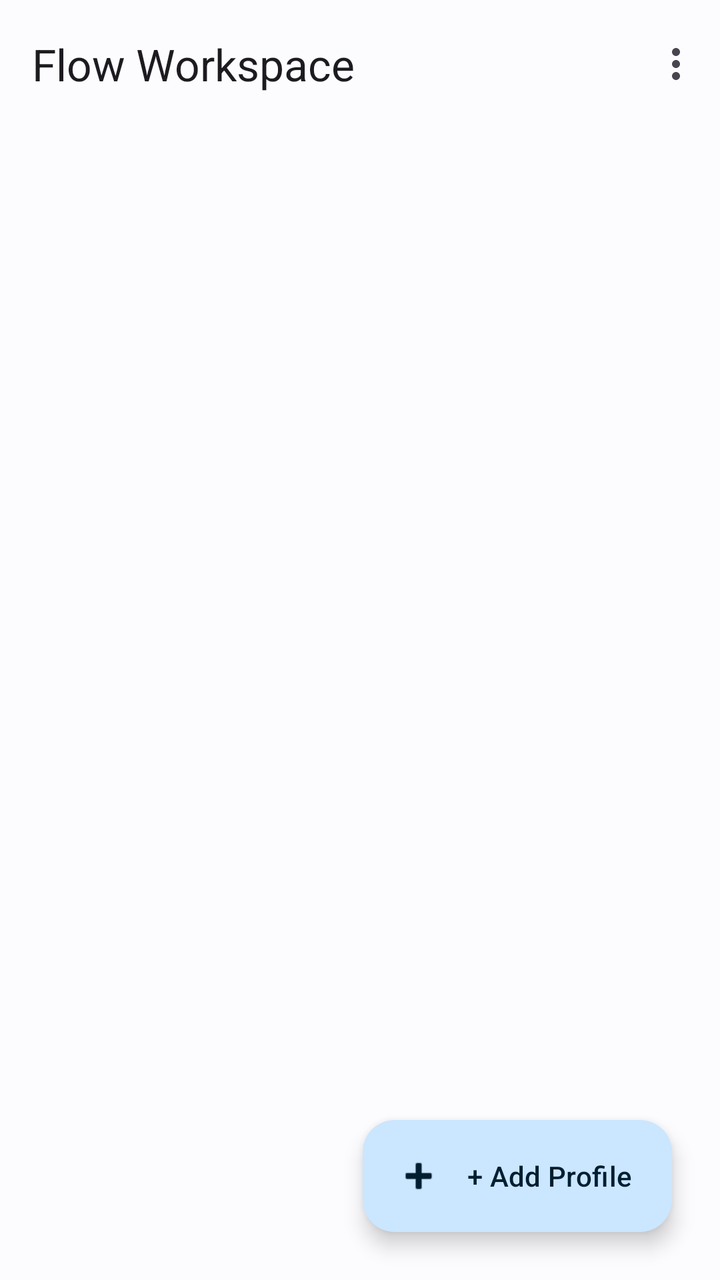
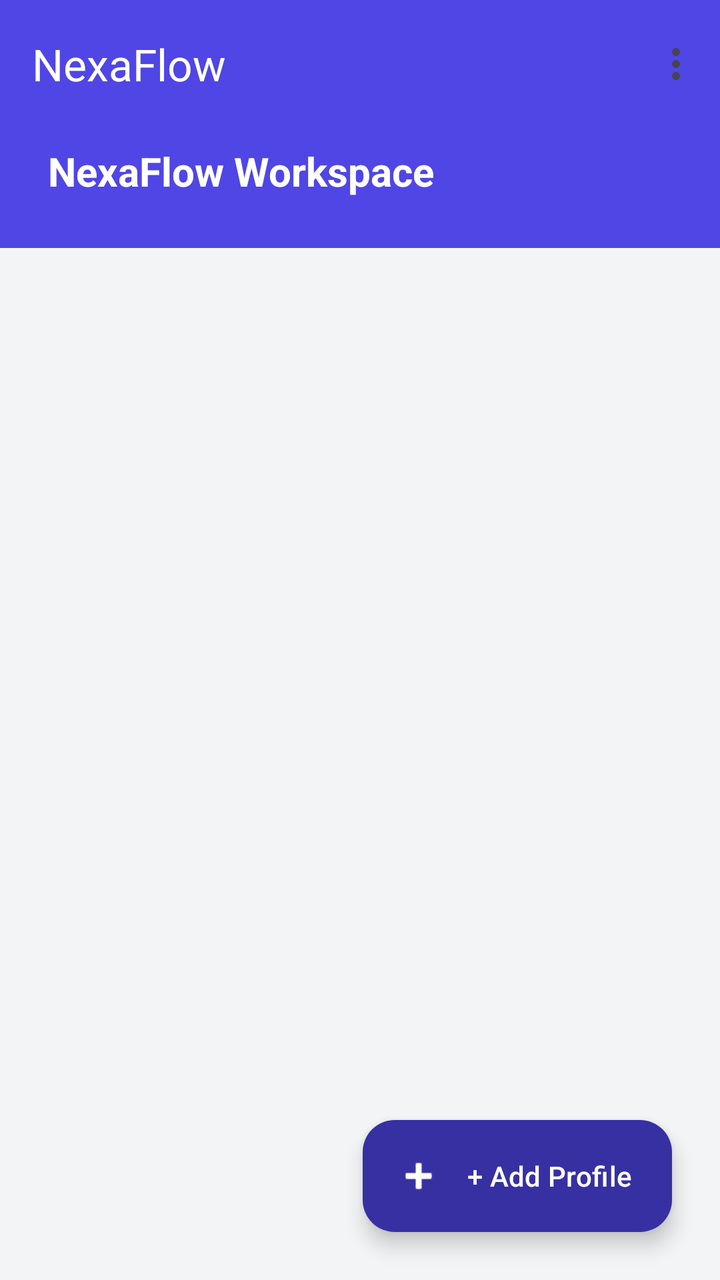

Compare the two renders of this Android layout. The source of the first and the diff that turns it into the second are given below.
<!-- AndroidManifest.xml: application theme Theme.WebWorkspace -->
<!-- res/layout/activity_main.xml -->
<?xml version="1.0" encoding="utf-8"?>
<androidx.constraintlayout.widget.ConstraintLayout xmlns:android="http://schemas.android.com/apk/res/android"
    xmlns:app="http://schemas.android.com/apk/res-auto"
    xmlns:tools="http://schemas.android.com/tools"
    android:layout_width="match_parent"
    android:layout_height="match_parent"
    tools:context=".ui.MainActivity">

    <com.google.android.material.appbar.AppBarLayout
        android:id="@+id/appBarLayout"
        android:layout_width="match_parent"
        android:layout_height="wrap_content"
        app:layout_constraintTop_toTopOf="parent">

        <com.google.android.material.appbar.MaterialToolbar
            android:id="@+id/toolbar"
            android:layout_width="match_parent"
            android:layout_height="?attr/actionBarSize"
            app:title="@string/title_profiles"
            app:menu="@menu/menu_main" />
    </com.google.android.material.appbar.AppBarLayout>

    <androidx.recyclerview.widget.RecyclerView
        android:id="@+id/profilesRecyclerView"
        android:layout_width="match_parent"
        android:layout_height="0dp"
        android:clipToPadding="false"
        android:padding="16dp"
        app:layout_constraintBottom_toBottomOf="parent"
        app:layout_constraintTop_toBottomOf="@+id/appBarLayout"
        tools:listitem="@layout/item_profile" />

    <com.google.android.material.floatingactionbutton.ExtendedFloatingActionButton
        android:id="@+id/fabAddProfile"
        android:layout_width="wrap_content"
        android:layout_height="wrap_content"
        android:layout_margin="24dp"
        android:text="@string/action_add_profile"
        app:icon="@android:drawable/ic_input_add"
        app:layout_constraintBottom_toBottomOf="parent"
        app:layout_constraintEnd_toEndOf="parent" />

</androidx.constraintlayout.widget.ConstraintLayout>
<!-- res/layout/item_profile.xml (included above) -->
<?xml version="1.0" encoding="utf-8"?>
<com.google.android.material.card.MaterialCardView xmlns:android="http://schemas.android.com/apk/res/android"
    xmlns:app="http://schemas.android.com/apk/res-auto"
    android:layout_width="match_parent"
    android:layout_height="wrap_content"
    android:layout_marginHorizontal="16dp"
    android:layout_marginVertical="8dp"
    app:cardCornerRadius="12dp"
    app:cardElevation="2dp">

    <androidx.constraintlayout.widget.ConstraintLayout
        android:layout_width="match_parent"
        android:layout_height="wrap_content"
        android:padding="16dp">

        <TextView
            android:id="@+id/tvProfileName"
            android:layout_width="0dp"
            android:layout_height="wrap_content"
            android:text="Profile Name"
            android:textAppearance="?attr/textAppearanceTitleMedium"
            android:textStyle="bold"
            app:layout_constraintEnd_toStartOf="@+id/btnDelete"
            app:layout_constraintStart_toStartOf="parent"
            app:layout_constraintTop_toTopOf="parent" />

        <ImageButton
            android:id="@+id/btnDelete"
            android:layout_width="48dp"
            android:layout_height="48dp"
            android:background="?attr/selectableItemBackgroundBorderless"
            android:contentDescription="@string/action_delete"
            android:src="@android:drawable/ic_menu_delete"
            app:layout_constraintEnd_toEndOf="parent"
            app:layout_constraintTop_toTopOf="parent"
            app:layout_constraintBottom_toBottomOf="@+id/tvProfileName"
            app:tint="?attr/colorError" />

        <LinearLayout
            android:layout_width="match_parent"
            android:layout_height="wrap_content"
            android:layout_marginTop="16dp"
            android:orientation="horizontal"
            android:weightSum="3"
            app:layout_constraintTop_toBottomOf="@+id/tvProfileName">

            <com.google.android.material.button.MaterialButton
                android:id="@+id/btnPlay"
                android:layout_width="0dp"
                android:layout_height="wrap_content"
                android:layout_weight="1"
                android:layout_marginEnd="4dp"
                android:text="Play"
                app:icon="@drawable/ic_desktop"
                app:iconPadding="4dp" />

            <com.google.android.material.button.MaterialButton
                android:id="@+id/btnNewSession"
                style="@style/Widget.Material3.Button.TonalButton"
                android:layout_width="0dp"
                android:layout_height="wrap_content"
                android:layout_weight="1"
                android:layout_marginHorizontal="4dp"
                android:text="New"
                app:icon="@android:drawable/ic_menu_add"
                app:iconPadding="4dp" />

            <com.google.android.material.button.MaterialButton
                android:id="@+id/btnCustomize"
                style="@style/Widget.Material3.Button.OutlinedButton"
                android:layout_width="0dp"
                android:layout_height="wrap_content"
                android:layout_weight="1"
                android:layout_marginStart="4dp"
                android:text="Login" />
        </LinearLayout>
    </androidx.constraintlayout.widget.ConstraintLayout>
</com.google.android.material.card.MaterialCardView>
<!-- resources referenced by this layout -->
<resources>
  <!-- drawable ic_desktop (drawable) -->
  <vector xmlns:android="http://schemas.android.com/apk/res/android"
      android:width="24dp"
      android:height="24dp"
      android:viewportWidth="24"
      android:viewportHeight="24">
      <path
          android:fillColor="#000000"
          android:pathData="M20,3H4C2.9,3 2,3.9 2,5v11c0,1.1 0.9,2 2,2h6v2H8v2h8v-2h-2v-2h6c1.1,0 2,-0.9 2,-2V5c0,-1.1 -0.9,-2 -2,-2zM20,16H4V5h16v11z"/>
  </vector>
  <string name="action_add_profile">+ Add Profile</string>
  <string name="action_delete">Delete</string>
  <string name="title_profiles">Flow Workspace</string>
  <style name="Theme.WebWorkspace" parent="Base.Theme.WebWorkspace" />
  <style name="Base.Theme.WebWorkspace" parent="Theme.Material3.DayNight">
          
          <item name="colorPrimary">@color/md_theme_light_primary</item>
          <item name="colorOnPrimary">@color/md_theme_light_onPrimary</item>
          <item name="colorPrimaryContainer">@color/md_theme_light_primaryContainer</item>
          <item name="colorOnPrimaryContainer">@color/md_theme_light_onPrimaryContainer</item>
          <item name="android:colorBackground">@color/md_theme_light_background</item>
          <item name="colorOnBackground">@color/md_theme_light_onBackground</item>
          <item name="colorSurface">@color/md_theme_light_surface</item>
          <item name="colorOnSurface">@color/md_theme_light_onSurface</item>
      </style>
  <color name="md_theme_light_primary">#006494</color>
  <color name="md_theme_light_onPrimary">#FFFFFF</color>
  <color name="md_theme_light_primaryContainer">#CBE6FF</color>
  <color name="md_theme_light_onPrimaryContainer">#001E30</color>
  <color name="md_theme_light_background">#FCFCFF</color>
  <color name="md_theme_light_onBackground">#1A1C1E</color>
  <color name="md_theme_light_surface">#FCFCFF</color>
  <color name="md_theme_light_onSurface">#1A1C1E</color>
</resources>

<!-- the commit's change to res/layout/activity_main.xml (unified diff, before → after) -->
@@ -4,30 +4,55 @@
     xmlns:tools="http://schemas.android.com/tools"
     android:layout_width="match_parent"
     android:layout_height="match_parent"
+    android:background="?attr/colorBackground"
     tools:context=".ui.MainActivity">
 
     <com.google.android.material.appbar.AppBarLayout
         android:id="@+id/appBarLayout"
         android:layout_width="match_parent"
         android:layout_height="wrap_content"
+        app:elevation="4dp"
+        android:background="?attr/colorPrimary"
         app:layout_constraintTop_toTopOf="parent">
 
         <com.google.android.material.appbar.MaterialToolbar
             android:id="@+id/toolbar"
             android:layout_width="match_parent"
             android:layout_height="?attr/actionBarSize"
-            app:title="@string/title_profiles"
+            app:title="@string/app_name"
+            app:titleTextColor="?attr/colorOnPrimary"
             app:menu="@menu/menu_main" />
     </com.google.android.material.appbar.AppBarLayout>
+
+    
+    <View
+        android:id="@+id/headerBackground"
+        android:layout_width="match_parent"
+        android:layout_height="60dp"
+        android:background="?attr/colorPrimary"
+        app:layout_constraintTop_toBottomOf="@+id/appBarLayout" />
+        
+    <TextView
+        android:id="@+id/tvHeaderTitle"
+        android:layout_width="wrap_content"
+        android:layout_height="wrap_content"
+        android:layout_marginStart="24dp"
+        android:layout_marginTop="8dp"
+        android:text="@string/title_profiles"
+        android:textColor="?attr/colorOnPrimary"
+        android:textSize="20sp"
+        android:textStyle="bold"
+        app:layout_constraintStart_toStartOf="parent"
+        app:layout_constraintTop_toBottomOf="@+id/appBarLayout" />
 
     <androidx.recyclerview.widget.RecyclerView
         android:id="@+id/profilesRecyclerView"
         android:layout_width="match_parent"
         android:layout_height="0dp"
         android:clipToPadding="false"
-        android:padding="16dp"
+        android:padding="12dp"
         app:layout_constraintBottom_toBottomOf="parent"
-        app:layout_constraintTop_toBottomOf="@+id/appBarLayout"
+        app:layout_constraintTop_toBottomOf="@+id/headerBackground"
         tools:listitem="@layout/item_profile" />
 
     <com.google.android.material.floatingactionbutton.ExtendedFloatingActionButton
@@ -36,7 +61,10 @@
         android:layout_height="wrap_content"
         android:layout_margin="24dp"
         android:text="@string/action_add_profile"
+        android:textColor="?attr/colorOnPrimary"
+        app:backgroundTint="?attr/colorPrimaryVariant"
         app:icon="@android:drawable/ic_input_add"
+        app:iconTint="?attr/colorOnPrimary"
         app:layout_constraintBottom_toBottomOf="parent"
         app:layout_constraintEnd_toEndOf="parent" />
 
@@ -47,43 +75,57 @@
     xmlns:app="http://schemas.android.com/apk/res-auto"
     android:layout_width="match_parent"
     android:layout_height="wrap_content"
-    android:layout_marginHorizontal="16dp"
+    android:layout_marginHorizontal="12dp"
     android:layout_marginVertical="8dp"
-    app:cardCornerRadius="12dp"
-    app:cardElevation="2dp">
+    app:cardBackgroundColor="?attr/colorSurface"
+    app:cardCornerRadius="16dp"
+    app:cardElevation="2dp"
+    app:strokeWidth="0dp">
 
     <androidx.constraintlayout.widget.ConstraintLayout
         android:layout_width="match_parent"
         android:layout_height="wrap_content"
-        android:padding="16dp">
+        android:padding="20dp">
+
+        
+        <View
+            android:id="@+id/statusIndicator"
+            android:layout_width="12dp"
+            android:layout_height="12dp"
+            android:background="@drawable/circle_shape"
+            android:backgroundTint="?attr/colorPrimary"
+            app:layout_constraintStart_toStartOf="parent"
+            app:layout_constraintTop_toTopOf="@+id/tvProfileName"
+            app:layout_constraintBottom_toBottomOf="@+id/tvProfileName" />
 
         <TextView
             android:id="@+id/tvProfileName"
             android:layout_width="0dp"
             android:layout_height="wrap_content"
+            android:layout_marginStart="12dp"
             android:text="Profile Name"
-            android:textAppearance="?attr/textAppearanceTitleMedium"
+            android:textColor="?attr/colorOnSurface"
+            android:textAppearance="?attr/textAppearanceTitleLarge"
             android:textStyle="bold"
             app:layout_constraintEnd_toStartOf="@+id/btnDelete"
-            app:layout_constraintStart_toStartOf="parent"
+            app:layout_constraintStart_toEndOf="@+id/statusIndicator"
             app:layout_constraintTop_toTopOf="parent" />
 
         <ImageButton
             android:id="@+id/btnDelete"
-            android:layout_width="48dp"
-            android:layout_height="48dp"
+            android:layout_width="40dp"
+            android:layout_height="40dp"
             android:background="?attr/selectableItemBackgroundBorderless"
             android:contentDescription="@string/action_delete"
             android:src="@android:drawable/ic_menu_delete"
             app:layout_constraintEnd_toEndOf="parent"
             app:layout_constraintTop_toTopOf="parent"
-            app:layout_constraintBottom_toBottomOf="@+id/tvProfileName"
             app:tint="?attr/colorError" />
 
         <LinearLayout
             android:layout_width="match_parent"
             android:layout_height="wrap_content"
-            android:layout_marginTop="16dp"
+            android:layout_marginTop="24dp"
             android:orientation="horizontal"
             android:weightSum="3"
             app:layout_constraintTop_toBottomOf="@+id/tvProfileName">
@@ -91,20 +133,25 @@
             <com.google.android.material.button.MaterialButton
                 android:id="@+id/btnPlay"
                 android:layout_width="0dp"
-                android:layout_height="wrap_content"
+                android:layout_height="48dp"
                 android:layout_weight="1"
                 android:layout_marginEnd="4dp"
                 android:text="Play"
+                app:cornerRadius="8dp"
+                app:backgroundTint="?attr/colorPrimary"
+                android:textColor="?attr/colorOnPrimary"
                 app:icon="@drawable/ic_desktop"
+                app:iconTint="?attr/colorOnPrimary"
                 app:iconPadding="4dp" />
 
             <com.google.android.material.button.MaterialButton
                 android:id="@+id/btnNewSession"
                 style="@style/Widget.Material3.Button.TonalButton"
                 android:layout_width="0dp"
-                android:layout_height="wrap_content"
+                android:layout_height="48dp"
                 android:layout_weight="1"
                 android:layout_marginHorizontal="4dp"
+                app:cornerRadius="8dp"
                 android:text="New"
                 app:icon="@android:drawable/ic_menu_add"
                 app:iconPadding="4dp" />
@@ -113,9 +160,10 @@
                 android:id="@+id/btnCustomize"
                 style="@style/Widget.Material3.Button.OutlinedButton"
                 android:layout_width="0dp"
-                android:layout_height="wrap_content"
+                android:layout_height="48dp"
                 android:layout_weight="1"
                 android:layout_marginStart="4dp"
+                app:cornerRadius="8dp"
                 android:text="Login" />
         </LinearLayout>
     </androidx.constraintlayout.widget.ConstraintLayout>
<!-- resource entries referenced after the edit -->
@@ -1,5 +1,11 @@
 <!-- resources referenced by this layout -->
 <resources>
+  <!-- drawable circle_shape (drawable) -->
+  <?xml version="1.0" encoding="utf-8"?>
+  <shape xmlns:android="http://schemas.android.com/apk/res/android"
+      android:shape="oval">
+      <solid android:color="#FFFFFF" />
+  </shape>
   <!-- drawable ic_desktop (drawable) -->
   <vector xmlns:android="http://schemas.android.com/apk/res/android"
       android:width="24dp"
@@ -12,26 +18,32 @@
   </vector>
   <string name="action_add_profile">+ Add Profile</string>
   <string name="action_delete">Delete</string>
-  <string name="title_profiles">Flow Workspace</string>
-  <style name="Theme.WebWorkspace" parent="Base.Theme.WebWorkspace" />
-  <style name="Base.Theme.WebWorkspace" parent="Theme.Material3.DayNight">
+  <string name="app_name">NexaFlow</string>
+  <string name="title_profiles">NexaFlow Workspace</string>
+  <style name="Theme.WebWorkspace" parent="Base.Theme.WebWorkspace">
+          <item name="windowNoTitle">true</item>
+          <item name="windowActionBar">false</item>
+      </style>
+  <style name="Base.Theme.WebWorkspace" parent="Theme.Material3.DayNight.NoActionBar">
           
-          <item name="colorPrimary">@color/md_theme_light_primary</item>
-          <item name="colorOnPrimary">@color/md_theme_light_onPrimary</item>
-          <item name="colorPrimaryContainer">@color/md_theme_light_primaryContainer</item>
-          <item name="colorOnPrimaryContainer">@color/md_theme_light_onPrimaryContainer</item>
-          <item name="android:colorBackground">@color/md_theme_light_background</item>
-          <item name="colorOnBackground">@color/md_theme_light_onBackground</item>
-          <item name="colorSurface">@color/md_theme_light_surface</item>
-          <item name="colorOnSurface">@color/md_theme_light_onSurface</item>
+          <item name="colorPrimary">@color/primary</item>
+          <item name="colorPrimaryVariant">@color/primaryDark</item>
+          <item name="colorOnPrimary">@color/white</item>
+          <item name="colorSecondary">@color/secondary</item>
+          <item name="colorOnSecondary">@color/white</item>
+          <item name="android:colorBackground">@color/background</item>
+          <item name="colorOnBackground">@color/text_primary</item>
+          <item name="colorSurface">@color/surface</item>
+          <item name="colorOnSurface">@color/text_primary</item>
+          <item name="colorError">@color/error</item>
       </style>
-  <color name="md_theme_light_primary">#006494</color>
-  <color name="md_theme_light_onPrimary">#FFFFFF</color>
-  <color name="md_theme_light_primaryContainer">#CBE6FF</color>
-  <color name="md_theme_light_onPrimaryContainer">#001E30</color>
-  <color name="md_theme_light_background">#FCFCFF</color>
-  <color name="md_theme_light_onBackground">#1A1C1E</color>
-  <color name="md_theme_light_surface">#FCFCFF</color>
-  <color name="md_theme_light_onSurface">#1A1C1E</color>
+  <color name="primary">#4F46E5</color>
+  <color name="primaryDark">#3730A3</color>
+  <color name="white">#FFFFFF</color>
+  <color name="secondary">#10B981</color>
+  <color name="background">#F3F4F6</color>
+  <color name="text_primary">#111827</color>
+  <color name="surface">#FFFFFF</color>
+  <color name="error">#EF4444</color>
 </resources>
 
